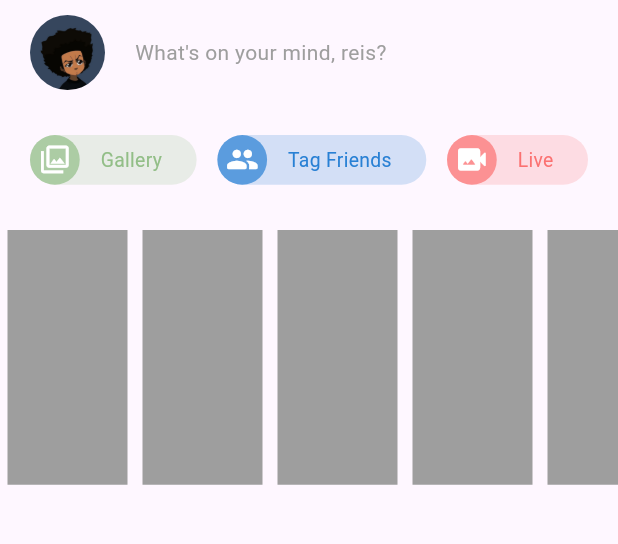
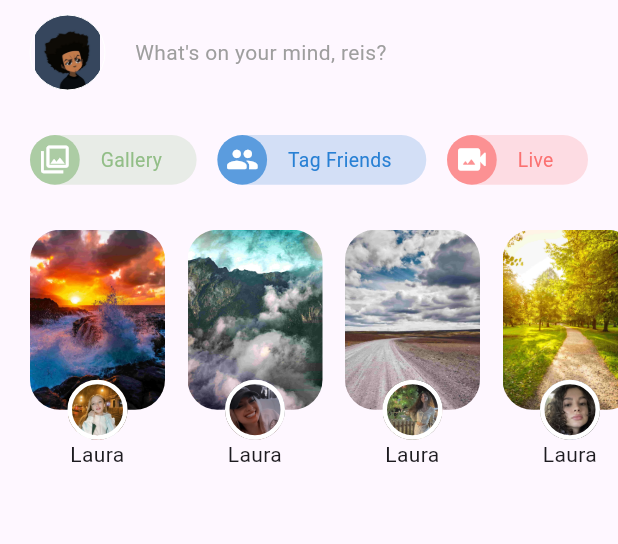
Before and after one commit to 9reis/facebook_ui, a Flutter app: the screen it shows after launch, on a phone screen of 412 x 824 dp, the part 84-628 px from its top. Run offline on Flutter 3.47's test engine with Material 2 defaults, Android fonts, the phone set to English and light mode, and no system bars; our stand-ins replace device_preview, flutter_svg.

Commit message:
Facebook ui #10

```diff
--- a/lib/facebook_ui/widgets/avatar.dart
+++ b/lib/facebook_ui/widgets/avatar.dart
@@ -3,36 +3,42 @@ import 'package:flutter/material.dart';
 class Avatar extends StatelessWidget {
   final double size;
   final String img;
+  final double borderWidth;
+
   const Avatar({
     Key? key,
     required this.size,
     required this.img,
+    this.borderWidth = 0,
   }) : super(key: key);
 
   @override
   Widget build(BuildContext context) {
-    return Center(
-      child: ClipRRect(
-        borderRadius: BorderRadius.circular(size * 0.5),
-        child: Image.asset(
-          img,
-          width: size,
-          height: size,
-          fit: BoxFit.cover,
+    // return Center(
+    //   child: ClipRRect(
+    //     borderRadius: BorderRadius.circular(size * 0.5),
+    //     child: Image.asset(
+    //       img,
+    //       width: size,
+    //       height: size,
+    //       fit: BoxFit.cover,
+    //     ),
+    //   ),
+    // );
+    return Container(
+      width: size,
+      height: size,
+      decoration: BoxDecoration(
+        shape: BoxShape.circle,
+        border: Border.all(
+          width: borderWidth,
+          color: Colors.white,
+        ),
+        image: DecorationImage(
+          image: AssetImage(img),
+          fit: BoxFit.contain,
         ),
       ),
     );
-    // Container(
-    //   width: size,
-    //   height: size,
-    //   decoration: BoxDecoration(
-    //     shape: BoxShape.circle,
-    //     // image: DecorationImage(
-    //     //   image: AssetImage(img),
-    //     //   fit: BoxFit.contain,
-    //     // ),
-    //   ),
-    //   child: Image.asset(img),
-    // );
   }
 }
--- a/lib/facebook_ui/widgets/stories.dart
+++ b/lib/facebook_ui/widgets/stories.dart
@@ -1,5 +1,8 @@
+import 'package:flutter/material.dart';
+
 import 'package:facebook_ui/models/story.dart';
-import 'package:flutter/material.dart';
+
+import 'story_item.dart';
 
 final _stories = [
   Story(
@@ -34,17 +37,15 @@ class Stories extends StatelessWidget {
   @override
   Widget build(BuildContext context) {
     return SizedBox(
-      height: 170,
+      height: 160,
       child: ListView.builder(
         scrollDirection: Axis.horizontal,
         itemCount: _stories.length,
         itemBuilder: (_, i) {
           final story = _stories[i];
-          return Container(
-            margin: EdgeInsets.symmetric(horizontal: 5),
-            width: 80,
-            height: double.infinity,
-            color: Colors.grey,
+          return StoryItem(
+            story: story,
+            isFirst: i == 0,
           );
         },
       ),
--- /dev/null
+++ b/lib/facebook_ui/widgets/story_item.dart
@@ -0,0 +1,67 @@
+import 'package:flutter/material.dart';
+
+import '../../models/story.dart';
+import 'avatar.dart';
+
+class StoryItem extends StatelessWidget {
+  const StoryItem({
+    Key? key,
+    required this.story,
+    required this.isFirst,
+  }) : super(key: key);
+
+  final Story story;
+  final bool isFirst;
+
+  @override
+  Widget build(BuildContext context) {
+    return Container(
+      width: 90,
+      height: 160,
+      margin: EdgeInsets.only(
+        right: 15,
+        left: isFirst ? 20 : 0,
+      ),
+      child: Column(
+        children: [
+          Expanded(
+            child: Stack(
+              alignment: Alignment.bottomCenter,
+              children: [
+                Positioned(
+                  top: 0,
+                  left: 0,
+                  right: 0,
+                  bottom: 20,
+                  child: Container(
+                    decoration: BoxDecoration(
+                      borderRadius: BorderRadius.circular(20),
+                      image: DecorationImage(
+                        image: AssetImage(story.bg),
+                        fit: BoxFit.cover,
+                      ),
+                    ),
+                  ),
+                ),
+                Positioned(
+                  bottom: 0,
+                  child: Avatar(
+                    borderWidth: 3,
+                    size: 40,
+                    img: story.avatar,
+                  ),
+                ),
+              ],
+            ),
+          ),
+          Text(
+            story.username,
+            maxLines: 1,
+            overflow: TextOverflow.ellipsis,
+            textAlign: TextAlign.center,
+          ),
+        ],
+      ),
+    );
+  }
+}
```
